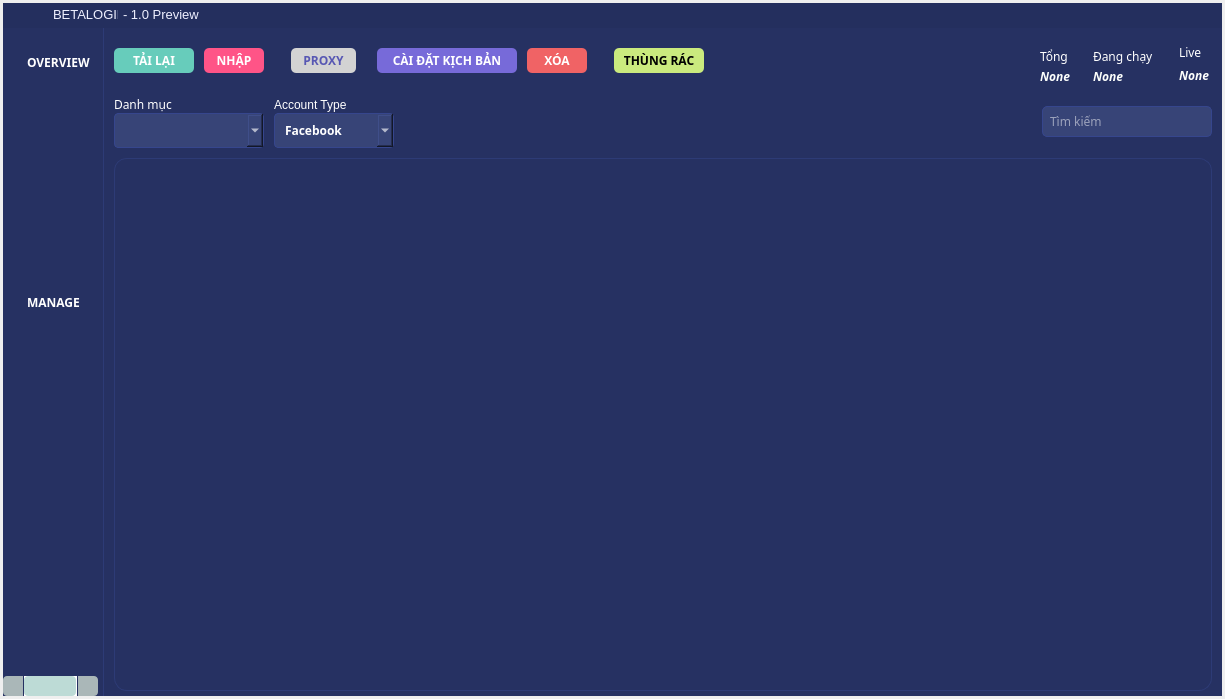
im-dlam/PyQt5.AppManageMMO, file theme/main.ui: the form before one commit.
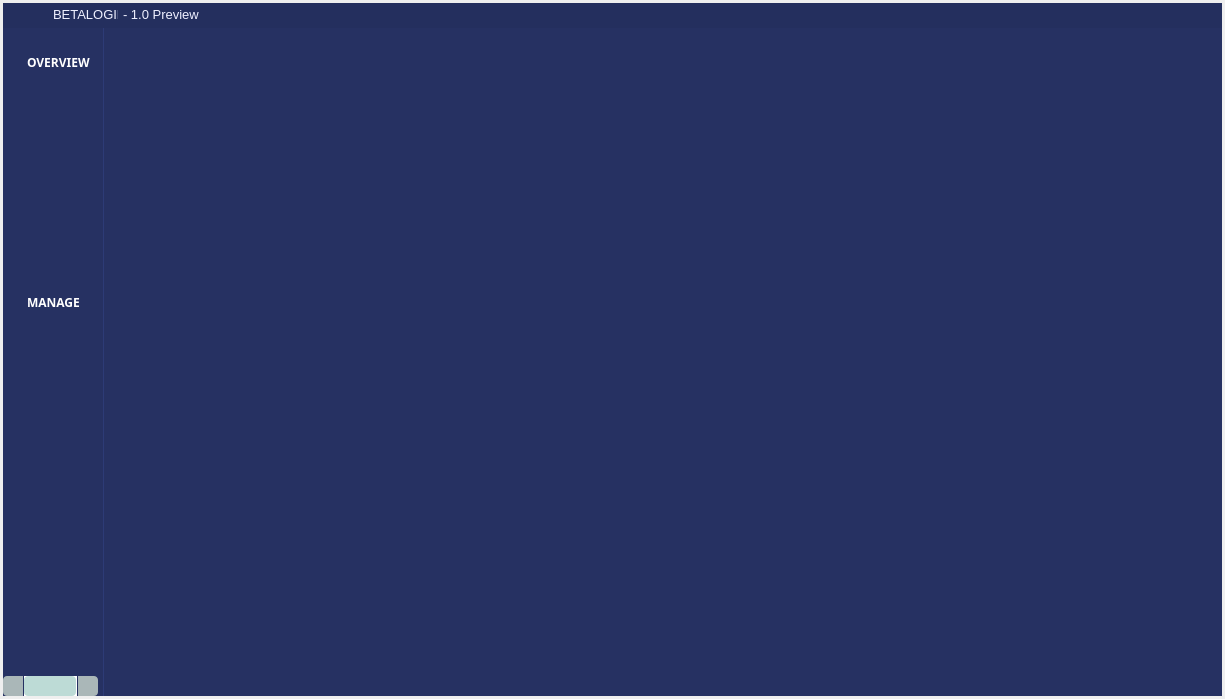
The form after the commit. The open tabs and pages were chosen to show the change. Icons and pictures are not drawn.

Patch:
```diff
--- a/theme/main.ui
+++ b/theme/main.ui
@@ -3481,8 +3481,13 @@
 </string>
                </property>
                <property name="currentIndex">
-                <number>0</number>
+                <number>2</number>
                </property>
+               <widget class="QWidget" name="Bankpage">
+                <property name="styleSheet">
+                 <string notr="true">background-color: rgb(38, 49, 98);</string>
+                </property>
+               </widget>
                <widget class="QWidget" name="HomePage">
                 <property name="styleSheet">
                  <string notr="true">QWidget#page{
@@ -5305,7 +5310,7 @@
                         <number>0</number>
                        </property>
                        <attribute name="horizontalHeaderVisible">
-                        <bool>true</bool>
+                        <bool>false</bool>
                        </attribute>
                        <attribute name="horizontalHeaderCascadingSectionResizes">
                         <bool>false</bool>
@@ -5348,6 +5353,138 @@
                  </item>
                 </layout>
                </widget>
+               <widget class="QWidget" name="ProfilePage">
+                <property name="styleSheet">
+                 <string notr="true">background-color: rgb(38, 49, 98);</string>
+                </property>
+                <layout class="QHBoxLayout" name="horizontalLayout_63">
+                 <item>
+                  <widget class="QFrame" name="frame_70">
+                   <property name="frameShape">
+                    <enum>QFrame::StyledPanel</enum>
+                   </property>
+                   <property name="frameShadow">
+                    <enum>QFrame::Raised</enum>
+                   </property>
+                   <layout class="QHBoxLayout" name="horizontalLayout_64">
+                    <property name="spacing">
+                     <number>0</number>
+                    </property>
+                    <property name="leftMargin">
+                     <number>0</number>
+                    </property>
+                    <property name="topMargin">
+                     <number>0</number>
+                    </property>
+                    <property name="rightMargin">
+                     <number>0</number>
+                    </property>
+                    <property name="bottomMargin">
+                     <number>0</number>
+                    </property>
+                    <item>
+                     <widget class="QScrollArea" name="scrollArea_2">
+                      <property name="widgetResizable">
+                       <bool>true</bool>
+                      </property>
+                      <widget class="QWidget" name="scrollAreaWidgetContents_4">
+                       <property name="geometry">
+                        <rect>
+                         <x>0</x>
+                         <y>0</y>
+                         <width>1100</width>
+                         <height>647</height>
+                        </rect>
+                       </property>
+                       <layout class="QHBoxLayout" name="horizontalLayout_65">
+                        <item>
+                         <widget class="QFrame" name="frame_71">
+                          <property name="frameShape">
+                           <enum>QFrame::StyledPanel</enum>
+                          </property>
+                          <property name="frameShadow">
+                           <enum>QFrame::Raised</enum>
+                          </property>
+                          <layout class="QVBoxLayout" name="verticalLayout_17">
+                           <property name="spacing">
+                            <number>0</number>
+                           </property>
+                           <property name="leftMargin">
+                            <number>0</number>
+                           </property>
+                           <property name="topMargin">
+                            <number>0</number>
+                           </property>
+                           <property name="rightMargin">
+                            <number>0</number>
+                           </property>
+                           <property name="bottomMargin">
+                            <number>0</number>
+                           </property>
+                           <item>
+                            <widget class="QFrame" name="frame_77">
+                             <property name="frameShape">
+                              <enum>QFrame::StyledPanel</enum>
+                             </property>
+                             <property name="frameShadow">
+                              <enum>QFrame::Raised</enum>
+                             </property>
+                             <layout class="QVBoxLayout" name="verticalLayout_19">
+                              <item>
+                               <widget class="QFrame" name="frame_78">
+                                <property name="frameShape">
+                                 <enum>QFrame::StyledPanel</enum>
+                                </property>
+                                <property name="frameShadow">
+                                 <enum>QFrame::Raised</enum>
+                                </property>
+                               </widget>
+                              </item>
+                              <item>
+                               <widget class="QFrame" name="frame_79">
+                                <property name="frameShape">
+                                 <enum>QFrame::StyledPanel</enum>
+                                </property>
+                                <property name="frameShadow">
+                                 <enum>QFrame::Raised</enum>
+                                </property>
+                               </widget>
+                              </item>
+                             </layout>
+                            </widget>
+                           </item>
+                           <item>
+                            <widget class="QFrame" name="frame_76">
+                             <property name="frameShape">
+                              <enum>QFrame::StyledPanel</enum>
+                             </property>
+                             <property name="frameShadow">
+                              <enum>QFrame::Raised</enum>
+                             </property>
+                            </widget>
+                           </item>
+                          </layout>
+                         </widget>
+                        </item>
+                        <item>
+                         <widget class="QFrame" name="frame_75">
+                          <property name="frameShape">
+                           <enum>QFrame::StyledPanel</enum>
+                          </property>
+                          <property name="frameShadow">
+                           <enum>QFrame::Raised</enum>
+                          </property>
+                         </widget>
+                        </item>
+                       </layout>
+                      </widget>
+                     </widget>
+                    </item>
+                   </layout>
+                  </widget>
+                 </item>
+                </layout>
+               </widget>
                <widget class="QWidget" name="PlanPage">
                 <layout class="QHBoxLayout" name="horizontalLayout_56">
                  <property name="spacing">
@@ -5655,8 +5792,8 @@
                            <rect>
                             <x>0</x>
                             <y>0</y>
-                            <width>139</width>
-                            <height>57</height>
+                            <width>1118</width>
+                            <height>635</height>
                            </rect>
                           </property>
                           <layout class="QVBoxLayout" name="verticalLayout_23">
@@ -5861,7 +5998,7 @@
             }</string>
                                 </property>
                                 <property name="currentIndex">
-                                 <number>0</number>
+                                 <number>1</number>
                                 </property>
                                 <widget class="QWidget" name="TabFacebook">
                                  <attribute name="title">
```
